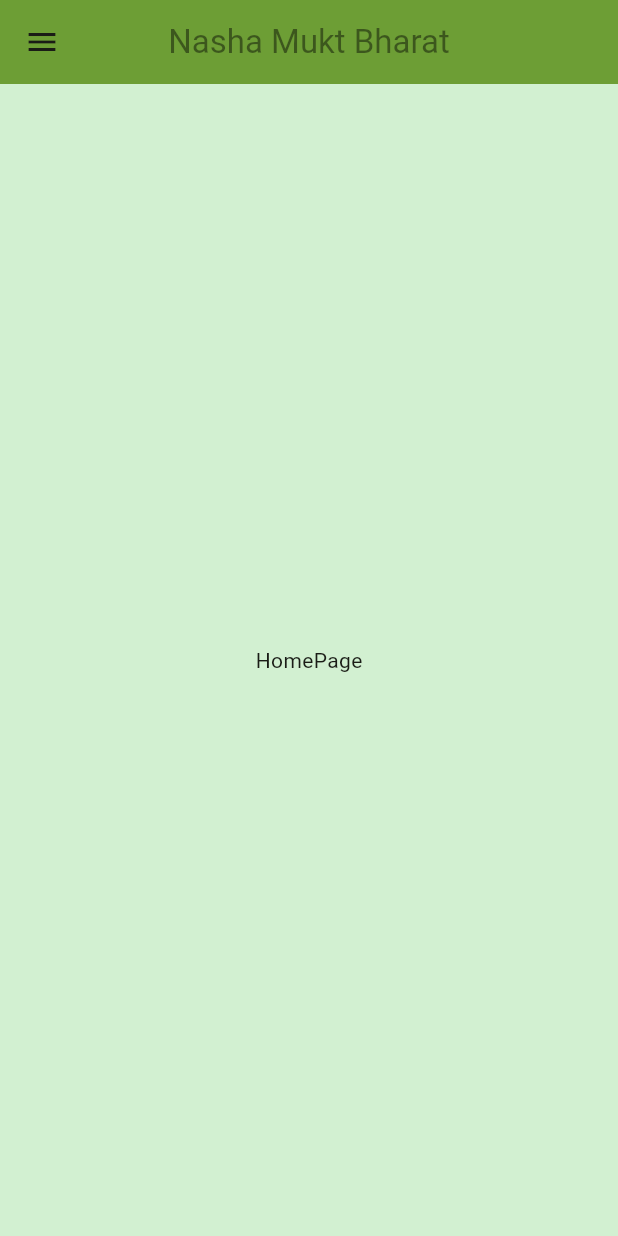
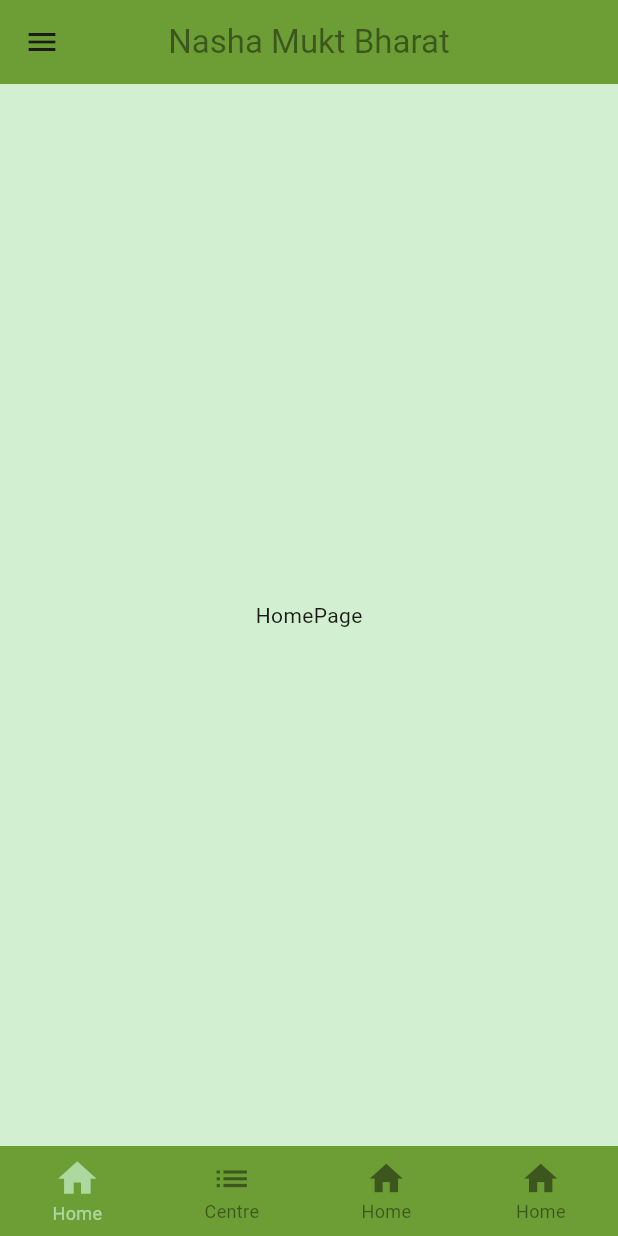
Before and after one commit to Keshav-Var/Nasha-Mukt-Bharat-App, a Flutter app: the screen it shows after launch, on a phone screen of 412 x 824 dp. Run offline on Flutter 3.47's test engine with Material 3 defaults, Android fonts, the phone set to English and light mode, and no system bars; our stand-ins replace font_awesome_flutter.

Commit message:
bottom navigation

```diff
--- /dev/null
+++ b/lib/homepage/bottom_navigation_bar.dart
@@ -0,0 +1,98 @@
+import 'package:flutter/material.dart';
+
+class BottomNavigation extends StatelessWidget {
+  final void Function(int) callback;
+  final int selectedItem;
+  const BottomNavigation(
+      {required this.selectedItem, required this.callback, super.key});
+
+  @override
+  Widget build(BuildContext context) {
+    return Ink(
+        height: 60,
+        color: const Color.fromARGB(255, 109, 158, 53),
+        child: Row(
+          mainAxisAlignment: MainAxisAlignment.spaceEvenly,
+          children: <Widget>[
+            NavigationItem(
+              id: 1,
+              title: "Home",
+              icon: Icons.home,
+              callback: callback,
+              selected: (selectedItem == 1),
+            ),
+            NavigationItem(
+              id: 2,
+              title: "Centre",
+              icon: Icons.list,
+              callback: callback,
+              selected: (selectedItem == 2),
+            ),
+            NavigationItem(
+              id: 3,
+              title: "Home",
+              icon: Icons.home,
+              callback: callback,
+              selected: (selectedItem == 3),
+            ),
+            NavigationItem(
+              id: 4,
+              title: "Home",
+              icon: Icons.home,
+              callback: callback,
+              selected: (selectedItem == 4),
+            ),
+          ],
+        ));
+  }
+}
+
+class NavigationItem extends StatelessWidget {
+  final int id;
+  final IconData icon;
+  final String title;
+  final void Function(int) callback;
+  final bool selected;
+  const NavigationItem(
+      {required this.id,
+      required this.icon,
+      required this.title,
+      required this.callback,
+      super.key,
+      required this.selected});
+
+  @override
+  Widget build(BuildContext context) {
+    return Expanded(
+      child: InkWell(
+        onTap: () {
+          callback(id);
+        },
+        child: Container(
+          alignment: Alignment.center,
+          child: Column(
+            mainAxisAlignment: MainAxisAlignment.center,
+            children: <Widget>[
+              Icon(
+                icon,
+                color: selected
+                    ? const Color.fromARGB(189, 196, 236, 198)
+                    : Colors.black45,
+                size: selected ? 30 : 27,
+              ),
+              Text(
+                title,
+                style: TextStyle(
+                  color: selected
+                      ? const Color.fromARGB(189, 196, 236, 198)
+                      : Colors.black45,
+                  fontSize: 12,
+                ),
+              ),
+            ],
+          ),
+        ),
+      ),
+    );
+  }
+}
--- a/lib/home_page.dart
+++ b/lib/homepage/home_page.dart
@@ -1,11 +1,12 @@
 import 'package:flutter/material.dart';
-import 'package:mini_project/blog.dart';
-import 'package:mini_project/drawer.dart';
-import 'package:mini_project/events.dart';
-import 'package:mini_project/first_page.dart';
-import 'package:mini_project/login_page.dart';
-import 'package:mini_project/my_apointment.dart';
-import 'package:mini_project/my_records.dart';
+import 'package:mini_project/pages/blog_page.dart';
+import 'package:mini_project/homepage/bottom_navigation_bar.dart';
+import 'package:mini_project/homepage/drawer.dart';
+import 'package:mini_project/pages/events_page.dart';
+import 'package:mini_project/homepage/first_page.dart';
+import 'package:mini_project/pages/login_page.dart';
+import 'package:mini_project/pages/my_apointment_page.dart';
+import 'package:mini_project/pages/my_records_page.dart';
 
 class HomePage extends StatefulWidget {
   const HomePage({super.key});
@@ -24,11 +25,12 @@ class _HomePageState extends State<HomePage> {
     Blog(),
   ];
   Widget currScreen = screens[0];
-
+  int selectedInBottomNav = 1;
   //for switching screens
   void switchScreen(int id) {
     setState(() {
       currScreen = screens[id];
+      selectedInBottomNav = id;
     });
     //can be used for making whole page
     // Navigator.push(context,
@@ -49,6 +51,11 @@ class _HomePageState extends State<HomePage> {
       ),
       //drawer
       drawer: MyDrawer(switchScreen: switchScreen),
+      //Bottom Navigation Bar
+      bottomNavigationBar: BottomNavigation(
+        selectedItem: selectedInBottomNav,
+        callback: switchScreen,
+      ),
       //body
       body: currScreen,
     );
--- a/lib/splash_screen.dart
+++ b/lib/homepage/splash_screen.dart
@@ -1,7 +1,7 @@
 import 'dart:async';
 
 import 'package:flutter/material.dart';
-import 'package:mini_project/home_page.dart';
+import 'package:mini_project/homepage/home_page.dart';
 
 class SplashScreen extends StatefulWidget {
   const SplashScreen({super.key});
--- a/lib/main.dart
+++ b/lib/main.dart
@@ -1,5 +1,5 @@
 import 'package:flutter/material.dart';
-import 'package:mini_project/splash_screen.dart';
+import 'package:mini_project/homepage/splash_screen.dart';
 
 void main() {
   runApp(const MyApp());
```
Also changed, not shown: lib/homepage/drawer.dart (renamed from lib/drawer.dart), lib/homepage/first_page.dart (renamed from lib/first_page.dart), lib/pages/blog_page.dart (renamed from lib/blog.dart), lib/pages/events_page.dart (renamed from lib/events.dart), lib/pages/login_page.dart (renamed from lib/login_page.dart), lib/pages/my_apointment_page.dart (renamed from lib/my_apointment.dart), lib/pages/my_records_page.dart (renamed from lib/my_records.dart).
